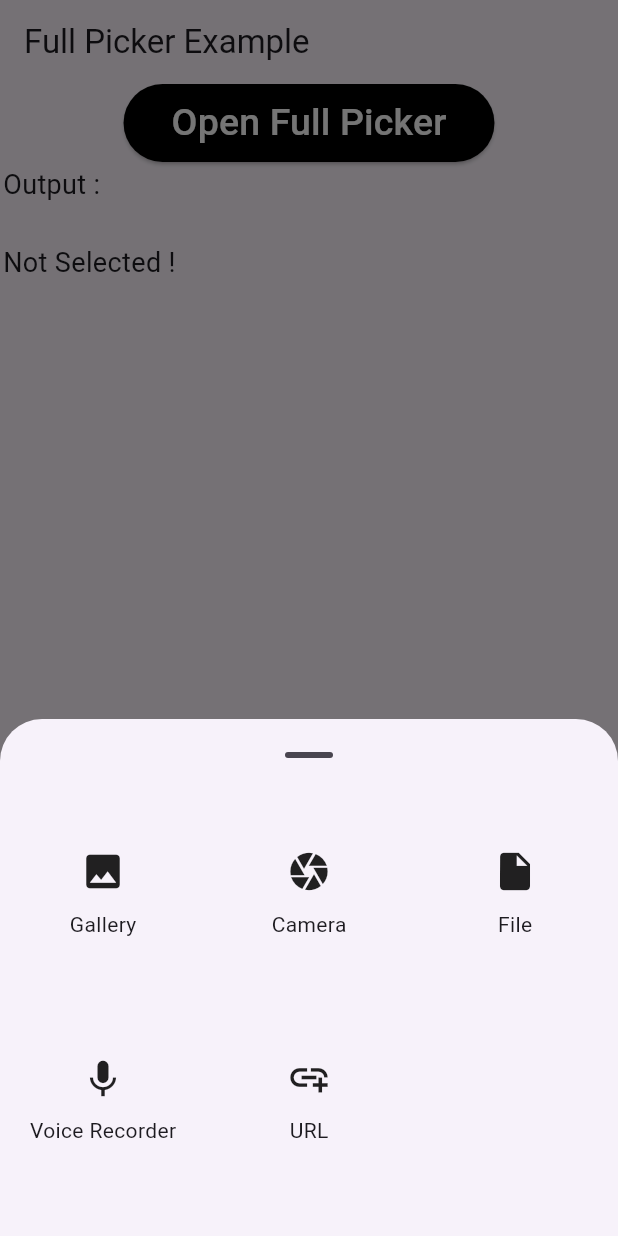
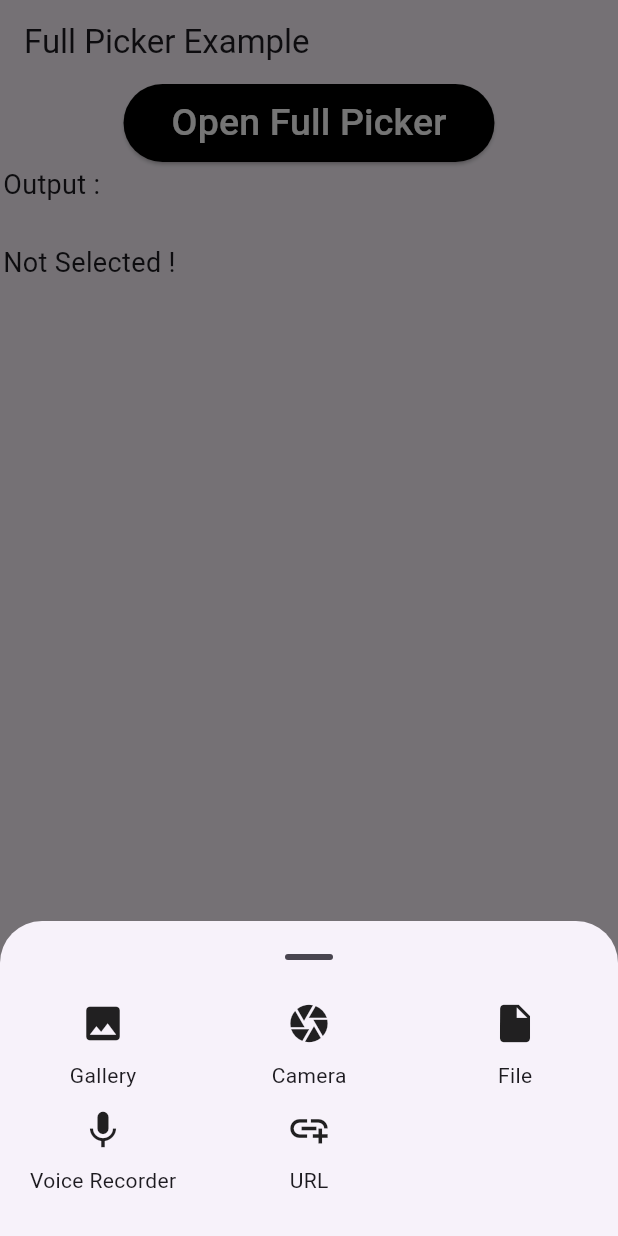
Before and after one commit to mbfakourii/full_picker, a Flutter app: the screen it shows after launch, after a tap on "Open Full Picker", on a phone screen of 412 x 824 dp. Run offline on Flutter 3.47's test engine with Material 3 defaults, Android fonts, the phone set to English and light mode, and no system bars; our stand-ins replace camera, file_picker, fluttertoast, image_cropper, stop_watch_timer; missing offline and left inert: light_compressor, record.

Commit message:
fix: Bug fix

```diff
--- a/lib/src/sheets/select_sheet.dart
+++ b/lib/src/sheets/select_sheet.dart
@@ -113,6 +113,7 @@ class _SheetSelectState extends State<SelectSheet> {
         shrinkWrap: true,
         gridDelegate: SliverGridDelegateWithFixedCrossAxisCount(
           crossAxisCount: crossAxisCount,
+          mainAxisExtent: 70,
           childAspectRatio: MediaQuery.of(context).size.width /
               (MediaQuery.of(context).size.height / childAspectRatio),
         ),
```
